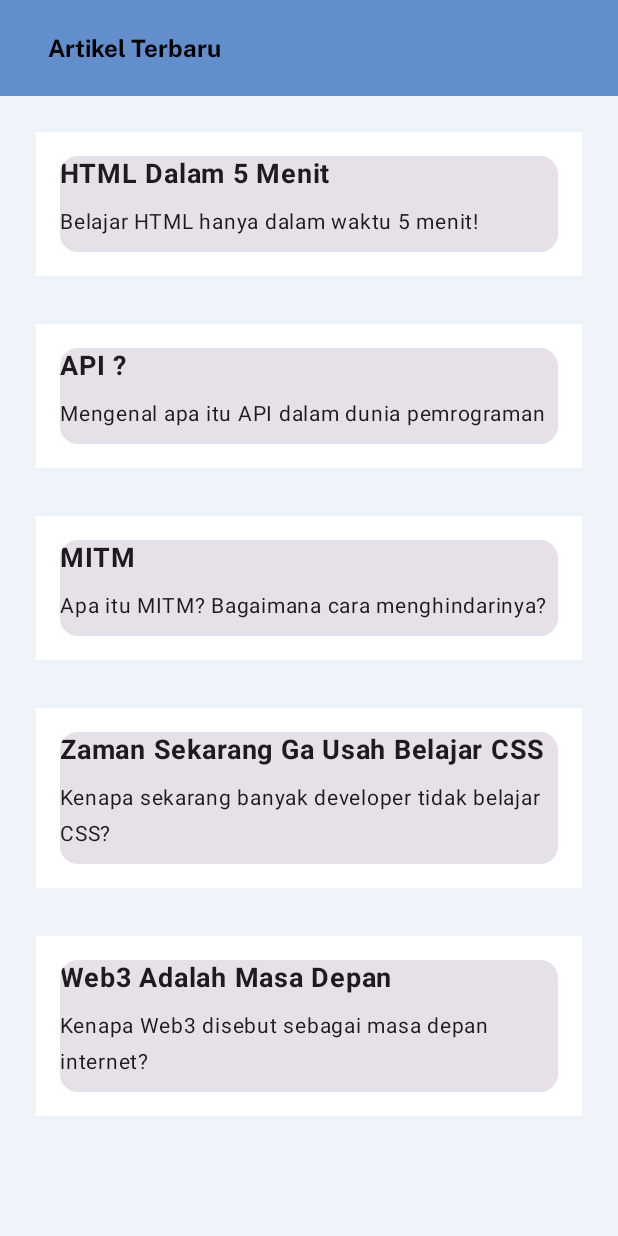
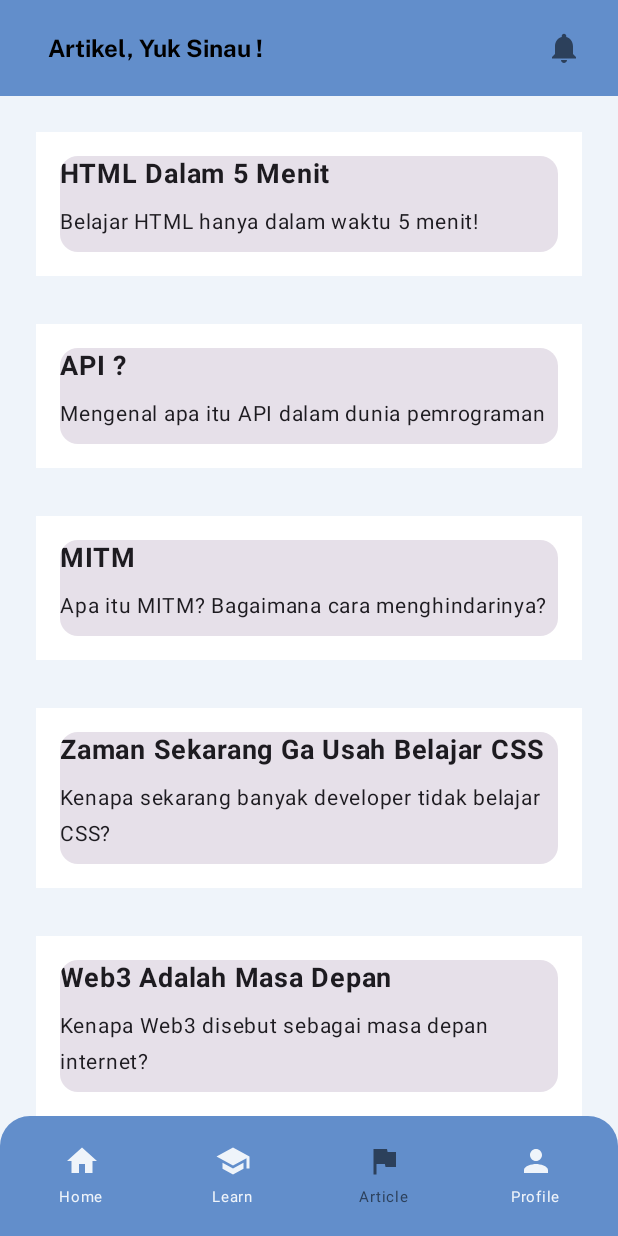
Before and after one commit to fridoustin/codemy, an Android app built with Jetpack Compose: the ArticleHomePage screen opened through its navigation route, on a phone screen of 412 x 824 dp. Run offline under Robolectric (Android 15) with nearby library versions, the phone set to English and light mode, and no system bars; our stand-ins replace Firebase (no records; nobody signed in at launch, a user with empty details on screens opened directly), livedata-compose; pictures from the network do not load; 2 statements that could not run were skipped.

Commit message:
style: perbaikan ui article I

```diff
--- a/app/src/main/java/com/sem5/codemy/features/article/presentation/ui/ArticleHomePage.kt
+++ b/app/src/main/java/com/sem5/codemy/features/article/presentation/ui/ArticleHomePage.kt
@@ -2,11 +2,16 @@ package com.sem5.codemy.features.article.presentation.ui
 
 import com.sem5.codemy.ui.theme.components.TopBar
 import androidx.compose.material3.Scaffold
+import androidx.compose.runtime.livedata.observeAsState
 import androidx.compose.foundation.background
 import androidx.compose.foundation.layout.*
 import androidx.compose.foundation.lazy.LazyColumn
 import androidx.compose.foundation.lazy.items
+import androidx.compose.material.icons.Icons
+import androidx.compose.material.icons.filled.Notifications
 import androidx.compose.material3.Card
+import androidx.compose.material3.Icon
+import androidx.compose.material3.IconButton
 import androidx.compose.material3.Text
 import androidx.compose.runtime.Composable
 import androidx.compose.ui.Alignment
@@ -19,6 +24,10 @@ import androidx.compose.ui.unit.sp
 import androidx.navigation.NavController
 import com.sem5.codemy.R
 import com.sem5.codemy.ui.theme.LightBlue
+import androidx.navigation.compose.currentBackStackEntryAsState
+import androidx.compose.runtime.getValue
+import com.sem5.codemy.ui.theme.DarkBlue
+import com.sem5.codemy.ui.theme.components.BottomBar
 
 data class Article(
     val articleTitle: Int, // Resource ID for the title
@@ -37,12 +46,38 @@ fun ArticleHomePage(modifier: Modifier = Modifier, navController: NavController)
         Article(R.string.web3wow, "Kenapa Web3 disebut sebagai masa depan internet?")
     )
 
+    val navBackStackEntry by navController.currentBackStackEntryAsState()
+    val currentRoute = navBackStackEntry?.destination?.route
+
     Scaffold(
-        containerColor = LightBlue,
         topBar = {
             TopBar(
-                title = "Artikel Terbaru",
-                actions = { /* Tambahkan action di sini jika diperlukan */ }
+                title = "Artikel, Yuk Sinau !",
+                actions = {
+                    IconButton(
+                        onClick = { navController.navigate("notification") },
+                        modifier = Modifier
+                            .width(50.dp)
+                            .padding(end = 16.dp)
+                    ) {
+                        Icon(
+                            imageVector = Icons.Default.Notifications,
+                            contentDescription = "Notifications",
+                            tint = DarkBlue
+                        )
+                    }
+                }
+            )
+        },
+        bottomBar = {
+            BottomBar (
+                currentScreen = currentRoute ?: "",
+                navController = navController,
+                onItemSelected = { selectedScreen ->
+                    if (selectedScreen != currentRoute) {
+                        navController.navigate(selectedScreen)
+                    }
+                }
             )
         }
     ) { innerPadding ->
@@ -58,7 +93,7 @@ fun ArticleHomePage(modifier: Modifier = Modifier, navController: NavController)
                 contentPadding = PaddingValues(16.dp)
             ) {
                 items(articleList) { article ->
-                    ArticleRow(
+                    ArticleRow (
                         article = article,
                         onClick = {
                             article.route?.let { navController.navigate(it) }
```
Also changed, not shown: app/src/main/java/com/sem5/codemy/features/home/data/HomeData.kt (+11 -11 lines).
